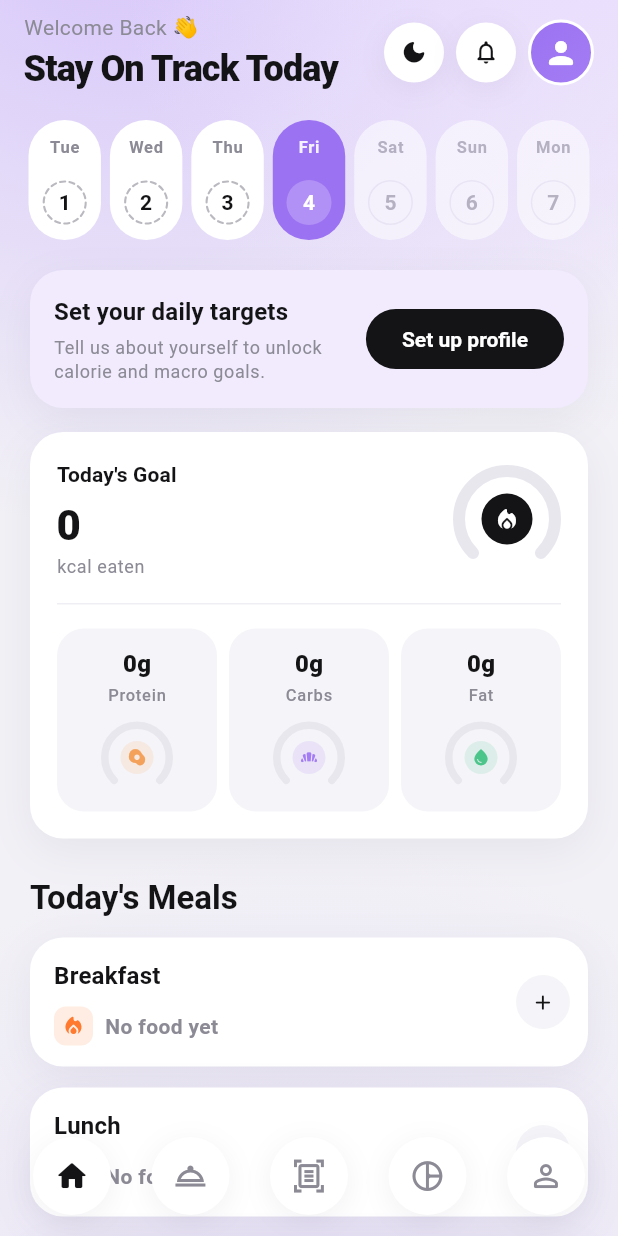
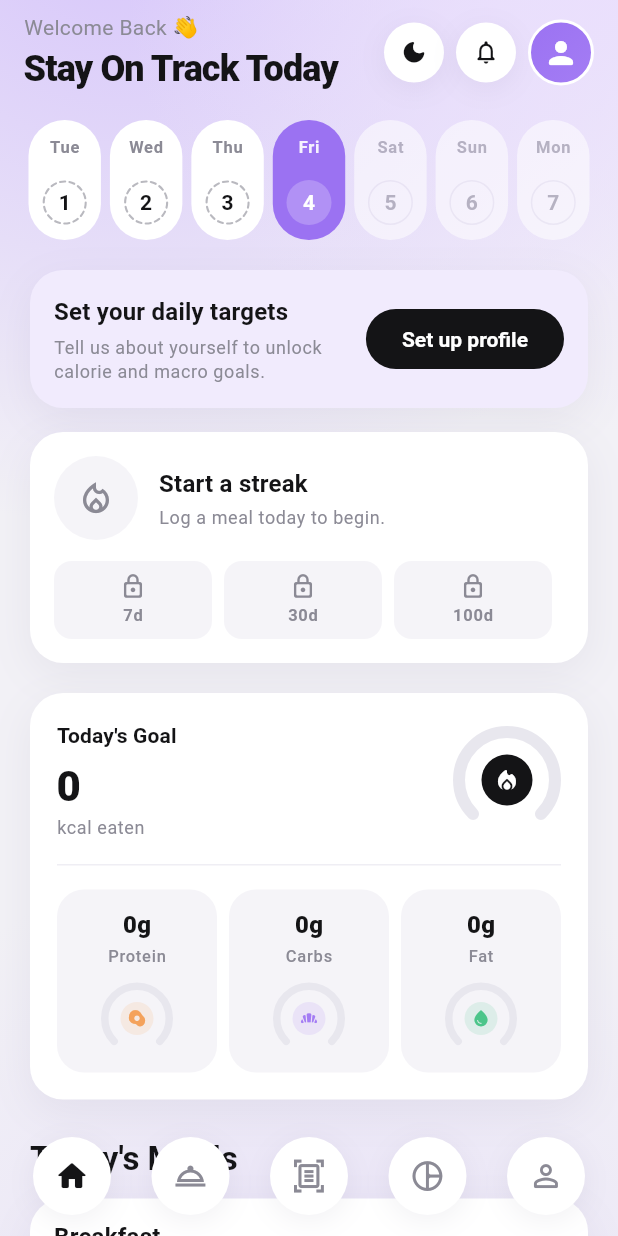
Before and after one commit to Karanx11/Food-Baba, a Flutter app: the screen it shows after launch, on a phone screen of 412 x 824 dp. Run offline on Flutter 3.47's test engine with Material 3 defaults, Android fonts, the phone set to English and light mode, and no system bars; our stand-ins replace flutter_riverpod, image_picker, sembast, sembast_web, shared_preferences.

Commit message:
Add logging streaks and fix the Gemini model
Logging streaks (the brief's "Engage" feature)
- StreakCalculator derives the current streak (run of consecutive
  logged days, counting from yesterday when today is unlogged so the
  streak is "at risk"), the longest streak, and milestones at 7/30/100
- New FoodLogRepository.watchAllLoggedDays() feeds the streak provider
- A flame card on Home shows the streak, an at-risk nudge, and the
  milestone badges

Gemini model fix
- The default and .env.example model was gemini-3.8-flash, which does
  not exist. gemini-2.0-flash and gemini-2.5-flash are also unavailable
  to new accounts. Default is now gemini-3.6-flash, confirmed working
  (a real biryani photo returns "Chicken Biryani ... 0.9 confidence")
- The backend now surfaces Gemini's actual error (status and message)
  instead of a generic "rejected the request", with a hint for 404s

Tests: 135 pass (streak logic, streak card, repository); analyze clean.

Co-Authored-By: Claude Opus 4.8 <noreply@anthropic.com>

```diff
--- a/lib/features/home/presentation/home_page.dart
+++ b/lib/features/home/presentation/home_page.dart
@@ -15,6 +15,7 @@ import '../../log/domain/food_entry.dart';
 import '../../profile/application/profile_providers.dart';
 import '../../profile/presentation/profile_form_page.dart';
 import '../../shell/shell_tab_provider.dart';
+import '../../streak/presentation/streak_card.dart';
 import 'meal_card.dart';
 import 'today_goal_card.dart';
 import 'week_strip.dart';
@@ -84,6 +85,8 @@ class HomePage extends ConsumerWidget {
               const _SetupNudge(),
               const SizedBox(height: 8),
             ],
+            const StreakCard(),
+            const SizedBox(height: 12),
             if (loading)
               const Padding(
                 padding: EdgeInsets.symmetric(vertical: 48),
--- /dev/null
+++ b/lib/features/streak/application/streak_providers.dart
@@ -0,0 +1,19 @@
+import 'package:flutter_riverpod/flutter_riverpod.dart';
+
+import '../../../core/dates.dart';
+import '../../log/application/log_providers.dart';
+import '../domain/streak.dart';
+
+/// Every day that has food logged, across all history.
+final allLoggedDaysProvider = StreamProvider<Set<String>>(
+  (ref) => ref.watch(foodLogRepositoryProvider).watchAllLoggedDays(),
+);
+
+/// The current logging streak. Recomputes when a day is logged or the day
+/// rolls over.
+final streakProvider = Provider<Streak>((ref) {
+  final days = ref.watch(allLoggedDaysProvider).value;
+  if (days == null) return Streak.none;
+  final today = dateOnly(ref.watch(clockProvider)());
+  return StreakCalculator.compute(days, today);
+});
--- /dev/null
+++ b/lib/features/streak/domain/streak.dart
@@ -0,0 +1,105 @@
+import '../../../core/dates.dart';
+
+/// Milestone lengths, in days, that earn a badge.
+const List<int> kStreakMilestones = [7, 30, 100];
+
+/// A logging streak computed from the days that have food logged.
+class Streak {
+  const Streak({
+    required this.current,
+    required this.longest,
+    required this.loggedToday,
+    required this.atRisk,
+  });
+
+  static const Streak none = Streak(
+    current: 0,
+    longest: 0,
+    loggedToday: false,
+    atRisk: false,
+  );
+
+  /// Length of the run of consecutive logged days ending today, or ending
+  /// yesterday when today has nothing yet (the streak is still alive today).
+  final int current;
+
+  /// The longest run of consecutive logged days ever.
+  final int longest;
+
+  /// Whether today already has food logged.
+  final bool loggedToday;
+
+  /// True when the streak is positive but today is not logged yet, so it will
+  /// break at midnight unless the user logs something.
+  final bool atRisk;
+
+  /// The highest milestone this streak has reached, or null.
+  int? get reachedMilestone {
+    int? reached;
+    for (final m in kStreakMilestones) {
+      if (current >= m) reached = m;
+    }
+    return reached;
+  }
+
+  /// The next milestone to aim for, or null once the last one is passed.
+  int? get nextMilestone {
+    for (final m in kStreakMilestones) {
+      if (current < m) return m;
+    }
+    return null;
+  }
+
+  /// Days remaining to [nextMilestone], or null when there is none.
+  int? get daysToNextMilestone {
+    final next = nextMilestone;
+    return next == null ? null : next - current;
+  }
+}
+
+abstract final class StreakCalculator {
+  /// Builds a [Streak] from the set of day keys that have food and [today].
+  ///
+  /// The current streak counts consecutive days back from today. If today has
+  /// nothing logged yet the run is measured from yesterday instead, and the
+  /// streak is flagged [Streak.atRisk] so the UI can nudge the user before
+  /// midnight.
+  static Streak compute(Set<String> loggedDays, DateTime today) {
+    if (loggedDays.isEmpty) return Streak.none;
+    final t = dateOnly(today);
+    final loggedToday = loggedDays.contains(dayKeyOf(t));
+
+    // Anchor the current run at today if logged, else yesterday.
+    final anchor = loggedToday ? t : DateTime(t.year, t.month, t.day - 1);
+    var current = 0;
+    if (loggedDays.contains(dayKeyOf(anchor))) {
+      var day = anchor;
+      while (loggedDays.contains(dayKeyOf(day))) {
+        current++;
+        day = DateTime(day.year, day.month, day.day - 1);
+      }
+    }
+
+    return Streak(
+      current: current,
+      longest: _longestRun(loggedDays),
+      loggedToday: loggedToday,
+      atRisk: current > 0 && !loggedToday,
+    );
+  }
+
+  static int _longestRun(Set<String> loggedDays) {
+    final days = loggedDays.map(parseDayKey).toList()..sort();
+    var longest = 1;
+    var run = 1;
+    for (var i = 1; i < days.length; i++) {
+      if (daysBetween(days[i - 1], days[i]) == 1) {
+        run++;
+      } else {
+        run = 1;
+      }
+      if (run > longest) longest = run;
+    }
+    return longest;
+  }
+}
--- /dev/null
+++ b/lib/features/streak/presentation/streak_card.dart
@@ -0,0 +1,190 @@
+import 'package:flutter/material.dart';
+import 'package:flutter_riverpod/flutter_riverpod.dart';
+
+import '../../../app/theme.dart';
+import '../../../core/widgets/surfaces.dart';
+import '../application/streak_providers.dart';
+import '../domain/streak.dart';
+
+/// Compact flame card on Home: current streak, a nudge when it's at risk, and
+/// the milestone badges (7 / 30 / 100 days).
+class StreakCard extends ConsumerWidget {
+  const StreakCard({super.key});
+
+  @override
+  Widget build(BuildContext context, WidgetRef ref) {
+    final streak = ref.watch(streakProvider);
+    final palette = AppPalette.of(context);
+    final text = Theme.of(context).textTheme;
+    final active = streak.current > 0;
+    final flame = AppColors.flame;
+
+    final (String title, String subtitle) = switch (streak) {
+      Streak(current: 0) => ('Start a streak', 'Log a meal today to begin.'),
+      Streak(atRisk: true, current: final c) => (
+        '$c-day streak at risk',
+        'Log today to keep it alive.',
+      ),
+      Streak(current: final c) => (
+        '$c-day streak',
+        streak.daysToNextMilestone == null
+            ? 'Longest: ${streak.longest} days'
+            : '${streak.daysToNextMilestone} days to your '
+                  '${streak.nextMilestone}-day badge',
+      ),
+    };
+
+    return AppCard(
+      key: const Key('streak-card'),
+      padding: const EdgeInsets.all(16),
+      child: Column(
+        crossAxisAlignment: CrossAxisAlignment.start,
+        children: [
+          Row(
+            children: [
+              _FlameBadge(count: streak.current, color: flame, active: active),
+              const SizedBox(width: 14),
+              Expanded(
+                child: Column(
+                  crossAxisAlignment: CrossAxisAlignment.start,
+                  children: [
+                    Text(
+                      title,
+                      style: text.titleMedium?.copyWith(
+                        fontWeight: FontWeight.w700,
+                      ),
+                    ),
+                    const SizedBox(height: 2),
+                    Text(
+                      subtitle,
+                      style: text.bodySmall?.copyWith(
+                        color: streak.atRisk ? flame : palette.muted,
+                      ),
+                    ),
+                  ],
+                ),
+              ),
+            ],
+          ),
+          const SizedBox(height: 14),
+          Row(
+            children: [
+              for (final milestone in kStreakMilestones)
+                Expanded(
+                  child: Padding(
+                    padding: const EdgeInsets.only(right: 8),
+                    child: _MilestoneBadge(
+                      days: milestone,
+                      reached: streak.current >= milestone,
+                      color: flame,
+                    ),
+                  ),
+                ),
+            ],
+          ),
+        ],
+      ),
+    );
+  }
+}
+
+class _FlameBadge extends StatelessWidget {
+  const _FlameBadge({
+    required this.count,
+    required this.color,
+    required this.active,
+  });
+
+  final int count;
+  final Color color;
+  final bool active;
+
+  @override
+  Widget build(BuildContext context) {
+    final palette = AppPalette.of(context);
+    final text = Theme.of(context).textTheme;
+    return Container(
+      width: 56,
+      height: 56,
+      decoration: BoxDecoration(
+        shape: BoxShape.circle,
+        gradient: active
+            ? LinearGradient(
+                colors: [color, const Color(0xFFFFB020)],
+                begin: Alignment.topCenter,
+                end: Alignment.bottomCenter,
+              )
+            : null,
+        color: active ? null : palette.cardMuted,
+      ),
+      child: active
+          ? Column(
+              mainAxisAlignment: MainAxisAlignment.center,
+              children: [
+                const Icon(
+                  Icons.local_fire_department_rounded,
+                  color: Colors.white,
+                  size: 20,
+                ),
+                Text(
+                  '$count',
+                  style: text.labelMedium?.copyWith(
+                    color: Colors.white,
+                    fontWeight: FontWeight.w800,
+                    height: 1,
+                  ),
+                ),
+              ],
+            )
+          : Icon(
+              Icons.local_fire_department_outlined,
+              color: palette.muted,
+              size: 26,
+            ),
+    );
+  }
+}
+
+class _MilestoneBadge extends StatelessWidget {
+  const _MilestoneBadge({
+    required this.days,
+    required this.reached,
+    required this.color,
+  });
+
+  final int days;
+  final bool reached;
+  final Color color;
+
+  @override
+  Widget build(BuildContext context) {
+    final palette = AppPalette.of(context);
+    final text = Theme.of(context).textTheme;
+    return Container(
+      padding: const EdgeInsets.symmetric(vertical: 8),
+      decoration: BoxDecoration(
+        color: reached
+            ? AppColors.soft(color, Theme.of(context).brightness)
+            : palette.cardMuted,
+        borderRadius: BorderRadius.circular(12),
+      ),
+      child: Column(
+        children: [
+          Icon(
+            reached ? Icons.emoji_events_rounded : Icons.lock_outline_rounded,
+            size: 18,
+            color: reached ? color : palette.muted,
+          ),
+          const SizedBox(height: 2),
+          Text(
+            '${days}d',
+            style: text.labelSmall?.copyWith(
+              fontWeight: FontWeight.w700,
+              color: reached ? color : palette.muted,
+            ),
+          ),
+        ],
+      ),
+    );
+  }
+}
```
Also changed, not shown: lib/features/log/data/food_log_repository.dart (+16 -0 lines), 6 other files.
